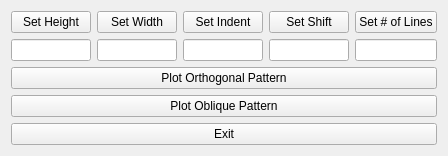
The window that Linear_performance/linear_pattern_generator.ui (ReyRao/Ray-GitHub) describes before a commit, drawn with Qt 5.
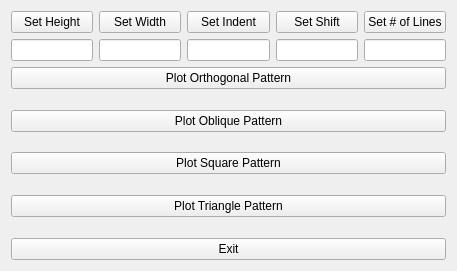
The same window after the commit.

Commit message: update linear pattern generator

Diff of the .ui file:
```diff
--- a/Linear_performance/linear_pattern_generator.ui
+++ b/Linear_performance/linear_pattern_generator.ui
@@ -6,8 +6,8 @@
    <rect>
     <x>0</x>
     <y>0</y>
-    <width>441</width>
-    <height>143</height>
+    <width>457</width>
+    <height>271</height>
    </rect>
   </property>
   <property name="windowTitle">
@@ -97,19 +97,6 @@
      <item>
       <layout class="QHBoxLayout" name="horizontalLayout_3"/>
      </item>
-     <item>
-      <spacer name="verticalSpacer">
-       <property name="orientation">
-        <enum>Qt::Vertical</enum>
-       </property>
-       <property name="sizeHint" stdset="0">
-        <size>
-         <width>20</width>
-         <height>40</height>
-        </size>
-       </property>
-      </spacer>
-     </item>
      <item>
       <widget class="QPushButton" name="btn_orthogonal_pattern">
        <property name="text">
@@ -150,6 +137,46 @@
        </property>
       </spacer>
      </item>
+     <item>
+      <widget class="QPushButton" name="btn_square">
+       <property name="text">
+        <string>Plot Square Pattern</string>
+       </property>
+      </widget>
+     </item>
+     <item>
+      <spacer name="verticalSpacer_5">
+       <property name="orientation">
+        <enum>Qt::Vertical</enum>
+       </property>
+       <property name="sizeHint" stdset="0">
+        <size>
+         <width>20</width>
+         <height>40</height>
+        </size>
+       </property>
+      </spacer>
+     </item>
+     <item>
+      <widget class="QPushButton" name="btn_triangle">
+       <property name="text">
+        <string>Plot Triangle Pattern</string>
+       </property>
+      </widget>
+     </item>
+     <item>
+      <spacer name="verticalSpacer_6">
+       <property name="orientation">
+        <enum>Qt::Vertical</enum>
+       </property>
+       <property name="sizeHint" stdset="0">
+        <size>
+         <width>20</width>
+         <height>40</height>
+        </size>
+       </property>
+      </spacer>
+     </item>
      <item>
       <widget class="QPushButton" name="btn_exit">
        <property name="text">
@@ -157,19 +184,6 @@
        </property>
       </widget>
      </item>
-     <item>
-      <spacer name="verticalSpacer_4">
-       <property name="orientation">
-        <enum>Qt::Vertical</enum>
-       </property>
-       <property name="sizeHint" stdset="0">
-        <size>
-         <width>20</width>
-         <height>40</height>
-        </size>
-       </property>
-      </spacer>
-     </item>
     </layout>
    </item>
   </layout>
```
The commit also changes 2 other files.
